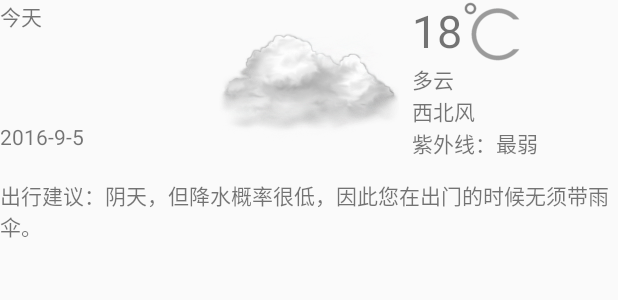
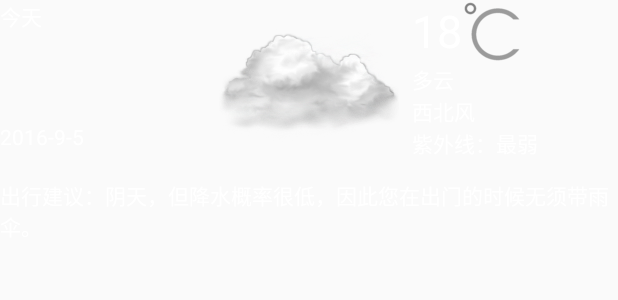
Before and after one commit to linkaicheng/WeatherSchedule, an Android app: the layout item_weather.xml on its own in the app's theme, with its tools: preview values and no code run, on a phone screen of 412 x 824 dp. Shown: the top 300 px of the screen. Run offline under Robolectric (Android 15) with nearby library versions, the phone set to English and light mode, and no system bars.

```diff
--- a/app/src/main/java/com/cheng/weatherschedule/bean/WeatherViewHolder.java
+++ b/app/src/main/java/com/cheng/weatherschedule/bean/WeatherViewHolder.java
@@ -14,6 +14,7 @@ public  TextView tvDay;
     public TextView tvTextDay;
     public TextView tvWindDirection;
     public TextView tvUv;
+    public TextView tvSuggestion;
 
 
 }
--- a/app/src/main/res/layout/item_weather.xml
+++ b/app/src/main/res/layout/item_weather.xml
@@ -33,13 +33,15 @@
                     android:layout_width="wrap_content"
                     android:layout_height="wrap_content"
                     android:text="今天"
-                    android:id="@+id/tvDay" />
+                    android:id="@+id/tvDay"
+                    android:textColor="@color/white"/>
                 <TextView
                     android:layout_width="wrap_content"
                     android:layout_height="wrap_content"
                     android:text="2016-9-5"
                     android:id="@+id/tvDate"
                     android:layout_marginTop="60dp"
+                    android:textColor="@color/white"
                     />
             </LinearLayout>
             <ImageView
@@ -64,6 +66,7 @@
                         android:layout_height="wrap_content"
                         android:text="18"
                         android:textSize="30sp"
+                        android:textColor="@color/white"
                         android:id="@+id/tvTemperature" />
                     <ImageView
                         android:layout_width="wrap_content"
@@ -77,17 +80,20 @@
                     android:layout_width="wrap_content"
                     android:layout_height="wrap_content"
                     android:text="多云"
-                    android:id="@+id/tvTextDay" />
+                    android:id="@+id/tvTextDay"
+                    android:textColor="@color/white"/>
                 <TextView
                     android:layout_width="wrap_content"
                     android:layout_height="wrap_content"
                     android:text="西北风"
-                    android:id="@+id/tvWindDirection" />
+                    android:id="@+id/tvWindDirection"
+                    android:textColor="@color/white"/>
                 <TextView
                     android:layout_width="wrap_content"
                     android:layout_height="wrap_content"
                     android:text="紫外线：最弱"
-                    android:id="@+id/tvUv" />
+                    android:id="@+id/tvUv"
+                    android:textColor="@color/white"/>
             </LinearLayout>
         </LinearLayout>
     </LinearLayout>
@@ -96,7 +102,8 @@
         android:layout_width="wrap_content"
         android:layout_height="wrap_content"
         android:text="出行建议：阴天，但降水概率很低，因此您在出门的时候无须带雨伞。"
-        android:id="@+id/textView" />
+        android:id="@+id/tvSuggestion"
+        android:textColor="@color/white"/>
 
 
 </LinearLayout>
```
Also changed, not shown: app/src/main/java/com/cheng/weatherschedule/fragment/WeatherFragment.java (+37 -16 lines), app/src/main/res/layout/fragment_weather.xml (+5 -3 lines), app/src/main/res/mipmap-hdpi/a20314.jpg (added).
